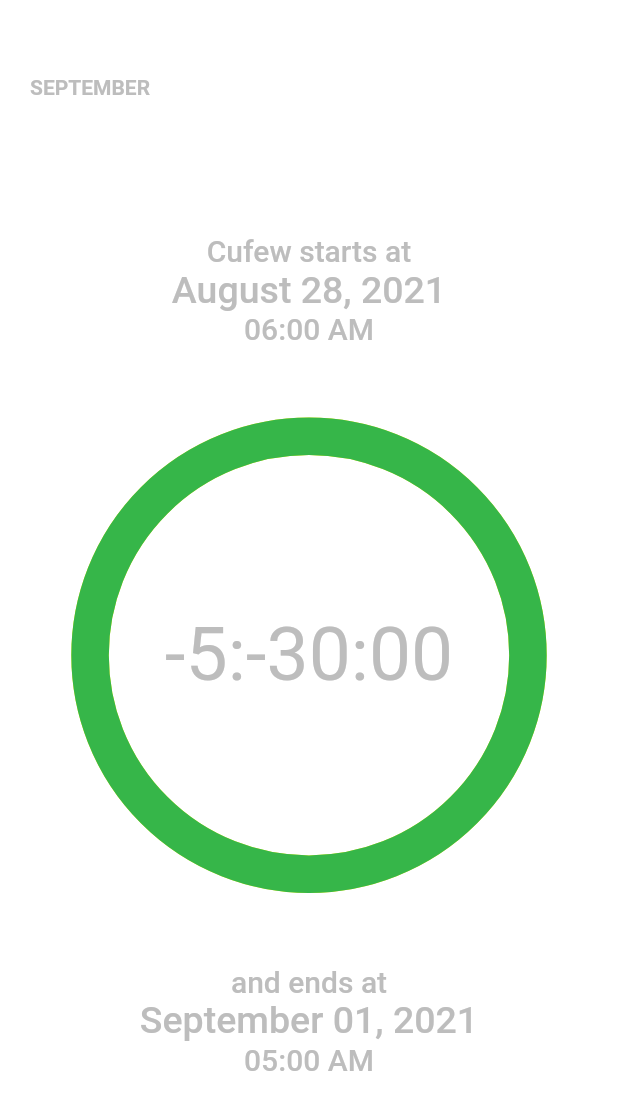
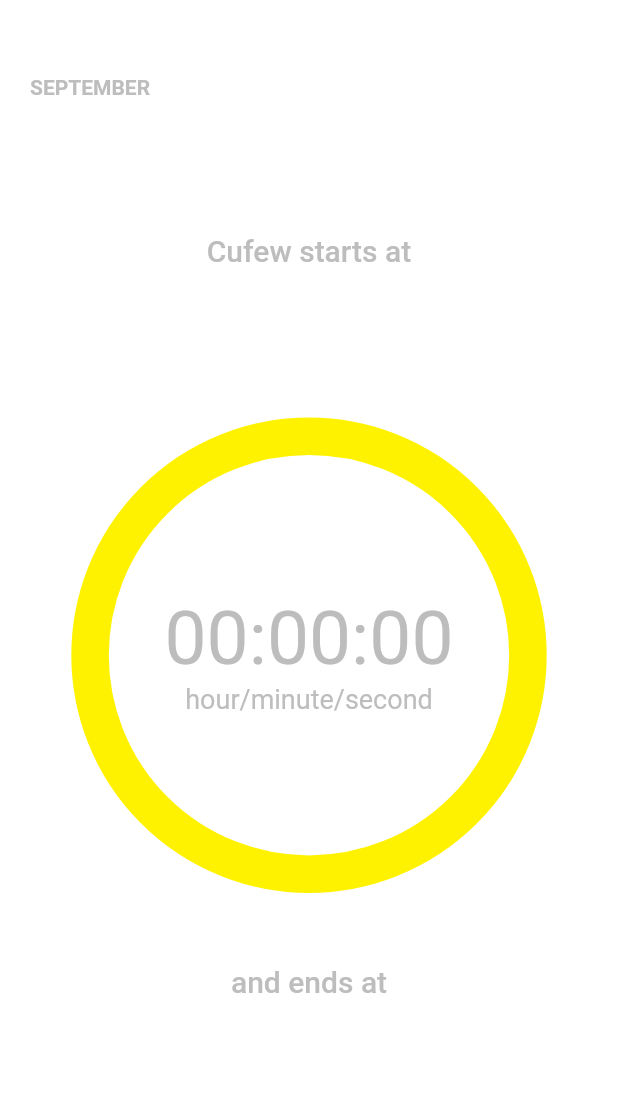
Before and after one commit to Kevonia/jacurfew, a Flutter app: the screen it shows after launch, on a phone screen of 412 x 824 dp. Shown: the top 1110 px of the screen. Run offline on Flutter 3.47's test engine with Material 2 defaults, Android fonts, the phone set to English and light mode, and no system bars; drawn by our look-alikes of percent_indicator; our stand-ins replace firebase_core, firebase_database, flutter_local_notifications, google_fonts, timezone; accounts and stored records are empty.

Commit message:
firebase support

```diff
--- a/lib/main.dart
+++ b/lib/main.dart
@@ -16,6 +16,7 @@ void main() {
 class TimerApp extends StatelessWidget {
   // This widget is the root of your application.
   final Future<FirebaseApp> _fbApp = Firebase.initializeApp();
+
   @override
   Widget build(BuildContext context) {
     return MaterialApp(
--- /dev/null
+++ b/lib/models/curfew_dates.dart
@@ -0,0 +1,24 @@
+class CurfewDates {
+  final DateTime cufrewEndDate;
+  final DateTime cufrewStartDate;
+  final bool iscufrew;
+  final DateTime searchDate;
+  final DateTime previousEndDate;
+  CurfewDates(this.cufrewEndDate, this.cufrewStartDate, this.iscufrew,
+      this.searchDate, this.previousEndDate);
+
+  CurfewDates.fromJson(Map<dynamic, dynamic> json)
+      : cufrewEndDate = DateTime.parse(json['cufrewEndDate'] as String),
+        cufrewStartDate = DateTime.parse(json['cufrewStartDate'] as String),
+        iscufrew = json['iscufrew'],
+        searchDate = DateTime.parse(json['sreachdate'] as String),
+        previousEndDate = DateTime.parse(json['previousEndDate'] as String);
+
+  Map<dynamic, dynamic> toJson() => <dynamic, dynamic>{
+        'cufrewEndDate': cufrewEndDate.toString(),
+        'cufrewStartDate': cufrewStartDate.toString(),
+        'iscufrew': iscufrew,
+        'searchDate': searchDate.toString(),
+        'previousEndDate': previousEndDate.toString(),
+      };
+}
--- a/lib/pages/timer.dart
+++ b/lib/pages/timer.dart
@@ -1,8 +1,10 @@
 import 'dart:async';
 
+import 'package:firebase_database/firebase_database.dart';
 import 'package:flutter/material.dart';
 import 'package:flutter_local_notifications/flutter_local_notifications.dart';
 import 'package:intl/intl.dart';
+import 'package:jacurfew/models/curfew_dates.dart';
 import 'package:jacurfew/models/time.dart';
 import 'package:jacurfew/services/firebase_service.dart';
 import 'package:jacurfew/services/notification_service.dart';
@@ -26,31 +28,34 @@ class _TimerPageState extends State<TimerPage> {
 
   static final DateFormat Timeformatter = DateFormat('hh:mm aaa');
 
-  static final DateTime cufrewStartDate = DateTime(2021, 8, 28, 6, 0, 0);
-  static final DateTime cufrewEndDate = DateTime(2021, 09, 1, 5, 0, 0);
+  Color barcolor = CustomColors.progessbarColor;
+  Color progessbarColor = CustomColors.strokeColor;
+
+  DateTime cufrewStartDate = DateTime(2021, 1, 1, 0, 0, 0);
+  DateTime cufrewEndDate = DateTime(2021, 12, 30, 0, 0, 0);
   int hoursBetweenDays = 0;
   var time = TimeCalculator();
 
   FireBase firebase = new FireBase();
   final String formatted = monthNameformatter.format(now);
-  String cufrewStartDateformatted = dateformatter.format(cufrewStartDate);
-  String cufrewEndDateformatted = dateformatter.format(cufrewEndDate);
+  String cufrewStartDateformatted = '';
+  String cufrewEndDateformatted = '';
 
-  String cufrewStartTimeformatted = Timeformatter.format(cufrewStartDate);
+  String cufrewStartTimeformatted = '';
 
-  String cufrewEndTimeformatted = Timeformatter.format(cufrewEndDate);
+  String cufrewEndTimeformatted = '';
 
   int maxseconds = 0;
   int seconds = 0;
   Duration duration = Duration(hours: 0);
   Timer? timer;
 
-  bool countDown = true;
+  bool isCurfewTime = false;
   bool showdays = false;
+
   @override
   void initState() {
     super.initState();
-
     reset();
     startTimer();
     notificationInit();
@@ -78,7 +83,7 @@ class _TimerPageState extends State<TimerPage> {
   }
 
   void addTime() {
-    final addSeconds = countDown ? -1 : 1;
+    final addSeconds = -1;
     setState(() {
       final diffinseconds = duration.inSeconds + addSeconds;
       if (diffinseconds < 0) {
@@ -100,13 +105,62 @@ class _TimerPageState extends State<TimerPage> {
   }
 
   void reset() {
-    if (countDown) {
-      seconds = time.secondsBetween(now, cufrewEndDate);
-      maxseconds = time.secondsBetween(cufrewStartDate, cufrewEndDate);
-      setState(() => duration = Duration(seconds: seconds));
-    } else {
-      setState(() => duration = Duration());
-    }
+    firebase.getMessageQuery().once().then((DataSnapshot snapshot) {
+      final json = snapshot.value as Map<dynamic, dynamic>;
+      json.forEach((key, value) {
+        final curfewDates = CurfewDates.fromJson(value);
+
+        setState(() {
+          cufrewStartDate = curfewDates.cufrewStartDate;
+          cufrewEndDate = curfewDates.cufrewEndDate;
+
+          int diffInSeconds =
+              time.secondsBetween(now, curfewDates.cufrewStartDate);
+
+          if (diffInSeconds < 0) {
+            isCurfewTime = true;
+            barcolor = CustomColors.curfew_progessbarColor;
+            progessbarColor = CustomColors.curfew_strokeColor;
+            cufrewStartDateformatted =
+                dateformatter.format(curfewDates.cufrewStartDate);
+            cufrewEndDateformatted =
+                dateformatter.format(curfewDates.cufrewEndDate);
+
+            cufrewStartTimeformatted =
+                Timeformatter.format(curfewDates.cufrewStartDate);
+
+            cufrewEndTimeformatted =
+                Timeformatter.format(curfewDates.cufrewEndDate);
+
+            seconds = time.secondsBetween(now, curfewDates.cufrewEndDate);
+
+            maxseconds = time.secondsBetween(
+                curfewDates.cufrewStartDate, curfewDates.cufrewEndDate);
+          } else {
+            isCurfewTime = false;
+            barcolor = CustomColors.progessbarColor;
+            progessbarColor = CustomColors.strokeColor;
+            cufrewStartDateformatted =
+                dateformatter.format(curfewDates.cufrewStartDate);
+            cufrewEndDateformatted =
+                dateformatter.format(curfewDates.cufrewEndDate);
+
+            cufrewStartTimeformatted =
+                Timeformatter.format(curfewDates.cufrewStartDate);
+
+            cufrewEndTimeformatted =
+                Timeformatter.format(curfewDates.cufrewEndDate);
+
+            seconds = time.secondsBetween(now, curfewDates.cufrewStartDate);
+
+            maxseconds = time.secondsBetween(
+                curfewDates.previousEndDate, curfewDates.cufrewStartDate);
+          }
+
+          duration = Duration(seconds: seconds);
+        });
+      });
+    });
   }
 
   Widget _buildTime() {
@@ -116,7 +170,7 @@ class _TimerPageState extends State<TimerPage> {
     final hours_12 = twoDigits(duration.inHours.remainder(24));
     final minutes = twoDigits(duration.inMinutes.remainder(60));
     final seconds = twoDigits(duration.inSeconds.remainder(60));
-
+    final format = showdays ? 'day/hour/minute' : 'hour/minute/second';
     return Column(mainAxisAlignment: MainAxisAlignment.center, children: [
       Visibility(
           visible: !showdays,
@@ -139,27 +193,28 @@ class _TimerPageState extends State<TimerPage> {
               Text('$hours_12:', style: Theme.of(context).textTheme.headline2),
               Text('$minutes', style: Theme.of(context).textTheme.headline2),
             ],
-          ))
+          )),
+      Text('$format', style: Theme.of(context).textTheme.bodyText2),
     ]);
   }
 
   Widget _buildTimer() {
+    double test = 1 - seconds / maxseconds;
     return Stack(
       fit: StackFit.expand,
       children: [
         InkWell(
           onTap: () {
             toggleTimerformat();
-            firebase.saveDates();
           },
           child: CircularPercentIndicator(
             radius: MediaQuery.of(context).size.width / 1.3,
             lineWidth: 25.0,
             animation: false,
-            backgroundColor: CustomColors.progessbarColor,
+            backgroundColor: barcolor,
             percent: 1 - seconds / maxseconds,
             center: _buildTime(),
-            progressColor: CustomColors.stockColor,
+            progressColor: progessbarColor,
             circularStrokeCap: CircularStrokeCap.round,
           ),
         ),
--- a/lib/services/firebase_service.dart
+++ b/lib/services/firebase_service.dart
@@ -1,4 +1,5 @@
 import 'package:firebase_database/firebase_database.dart';
+import 'package:jacurfew/models/curfew_dates.dart';
 
 class FireBase {
   final DatabaseReference _dateRef =
@@ -7,9 +8,9 @@ class FireBase {
   void saveDates() {
     _dateRef.push().set({
       'sreachdate': DateTime.now().toString(),
-      'islockeddown': true,
-      'cufrewStartDate': DateTime(2021, 8, 28, 6, 0, 0).toString(),
-      'cufrewEndDate': DateTime(2021, 09, 1, 5, 0, 0).toString(),
+      'iscufrew': false,
+      'cufrewStartDate': DateTime(2021, 09, 1, 19, 0, 0).toString(),
+      'cufrewEndDate': DateTime(2021, 09, 2, 5, 0, 0).toString(),
     });
   }
 
--- a/lib/themes/colors.dart
+++ b/lib/themes/colors.dart
@@ -15,7 +15,9 @@ extension ColorExtension on String {
 class CustomColors {
   static final Color primaryColor = Colors.grey.shade600;
   static final Color secondaryColor = Colors.grey.shade400;
-  static final Color stockColor = '#36B649'.toColor();
+  static final Color curfew_strokeColor = Colors.redAccent;
+  static final Color curfew_progessbarColor = Colors.grey.shade400;
+  static final Color strokeColor = '#36B649'.toColor();
   static final Color progessbarColor = '#FFF200'.toColor();
   static final Color textColor = Colors.grey.shade400;
 }
--- a/lib/themes/ligth_theme.dart
+++ b/lib/themes/ligth_theme.dart
@@ -30,7 +30,8 @@ class CustomTheme {
               textStyle: TextStyle(fontSize: 14, color: CustomColors.textColor),
               fontWeight: FontWeight.w700),
           bodyText2: GoogleFonts.roboto(
-              textStyle: TextStyle(fontSize: 18, color: Colors.black)),
+              textStyle:
+                  TextStyle(fontSize: 18, color: CustomColors.textColor)),
         ));
   }
 }
--- a/pubspec.yaml
+++ b/pubspec.yaml
@@ -35,6 +35,7 @@ dependencies:
   device_info: ^2.0.2
   flutter_native_timezone: ^2.0.0
   rxdart: ^0.27.1
+  firebase_auth: ^3.1.0
   firebase_core: ^1.6.0
   firebase_database: ^7.2.1
 
```
Also changed, not shown: pubspec.lock.
